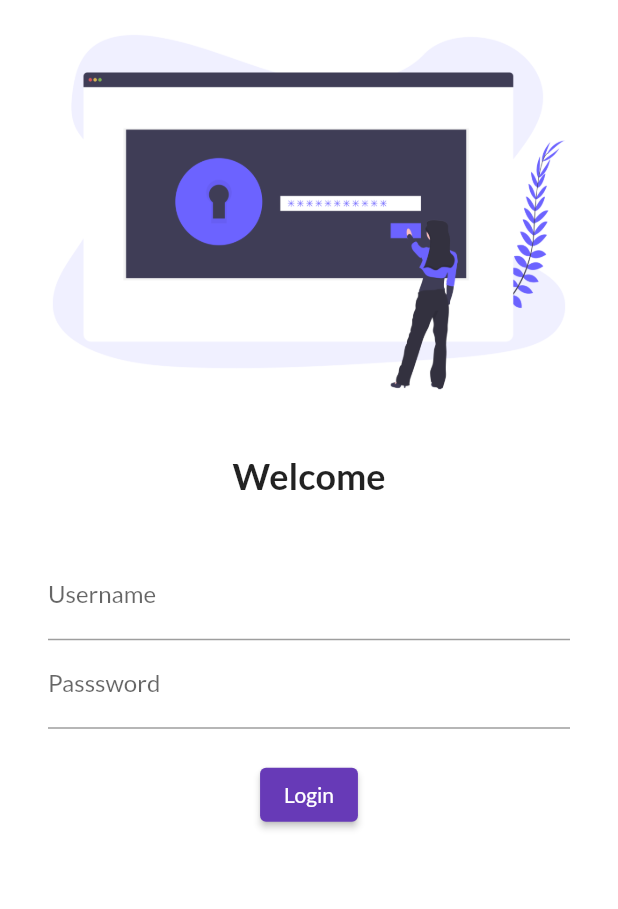
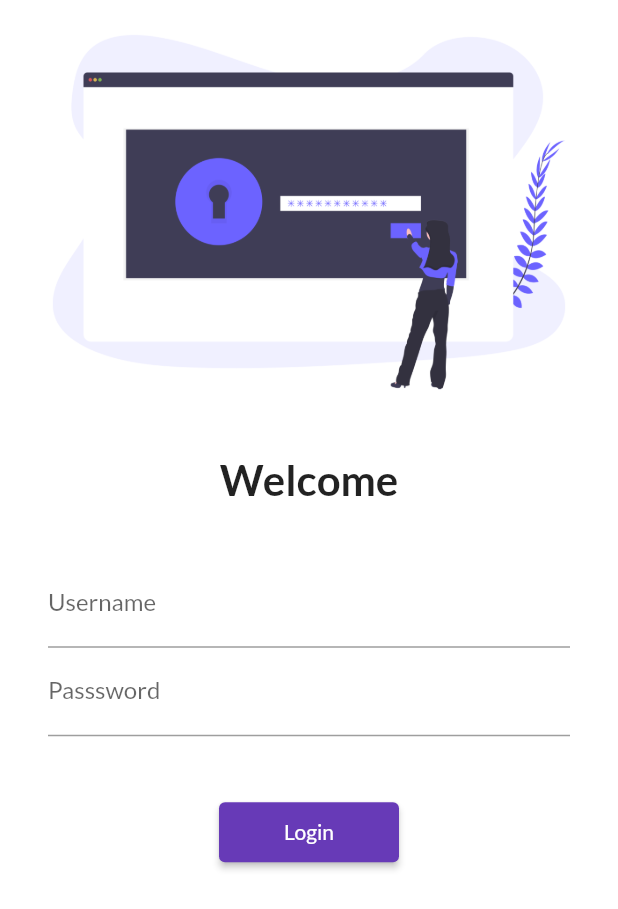
Before and after one commit to ujjwal509kumar/FlutterFirstProject, a Flutter app: the screen it shows after launch, on a phone screen of 412 x 824 dp. Shown: the top 909 px of the screen. Run offline on Flutter 3.47's test engine with Material 2 defaults, Android fonts, the phone set to English and light mode, and no system bars; our stand-ins replace google_fonts.

Commit message:
day-5 completed

```diff
--- a/lib/login_page.dart
+++ b/lib/login_page.dart
@@ -1,4 +1,5 @@
 import 'package:flutter/material.dart';
+import 'package:first_app/routes.dart';
 
 class LoginPage extends StatelessWidget {
 
@@ -6,6 +7,7 @@ class LoginPage extends StatelessWidget {
   Widget build(BuildContext context) {
     return Material(
       color: Colors.white,
+      child: SingleChildScrollView(
         child: Column(
           children: [
             Image.asset(
@@ -18,7 +20,7 @@ class LoginPage extends StatelessWidget {
             Text(
               "Welcome",
               style: TextStyle(
-              fontSize: 24,
+                fontSize: 28,
                 fontWeight: FontWeight.bold,
                 ),
                 ),
@@ -43,18 +45,20 @@ class LoginPage extends StatelessWidget {
                   ),
                 ),
                 SizedBox(
-              height: 20.0,
+                height: 40.0,
               ),
 
               ElevatedButton(onPressed: (){
-              print("Testing sucessful");
+                Navigator.pushNamed(context, MyRoutes.homeRoute);
               } ,
               child: Text("Login"),
-            style: TextButton.styleFrom(),
+              style: TextButton.styleFrom(
+                minimumSize: Size(120, 40)),
               )
                 ],),
               )
           ],
+        ),
       )
     );
   }
--- a/lib/main.dart
+++ b/lib/main.dart
@@ -1,5 +1,6 @@
 import 'package:first_app/home_page.dart';
 import 'package:first_app/login_page.dart';
+import 'package:first_app/routes.dart';
 import 'package:google_fonts/google_fonts.dart';
 import 'package:flutter/material.dart';
 void main() {
@@ -21,8 +22,8 @@ class firstApp extends StatelessWidget {
         //initialRoute: "/home",
         routes: {
           "/": (context) => LoginPage(),
-          "/home": (context) => Homepage(),
-          "/login": (context) => LoginPage()
+          MyRoutes.homeRoute: (context) => Homepage(),
+          MyRoutes.loginRoute: (context) => LoginPage()
         },
     );
   }
--- /dev/null
+++ b/lib/routes.dart
@@ -0,0 +1,4 @@
+class MyRoutes{
+  static String loginRoute = "/login";
+  static String homeRoute = "/home";
+}
```
Lines whose indentation alone changed are shown as unchanged.
